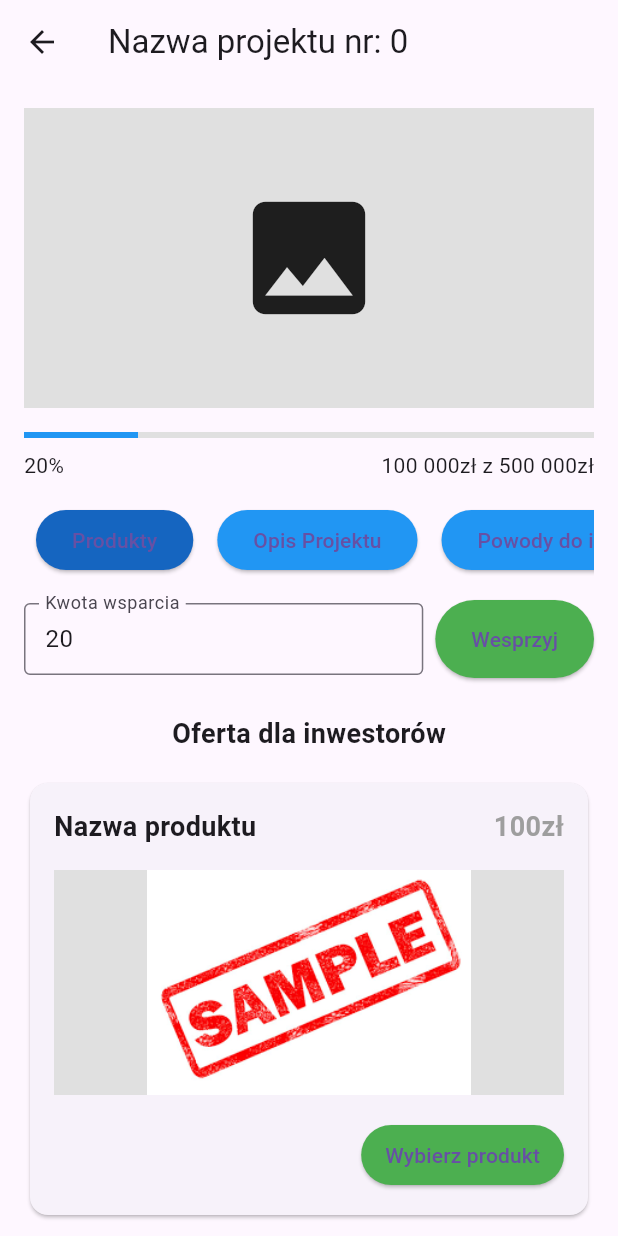
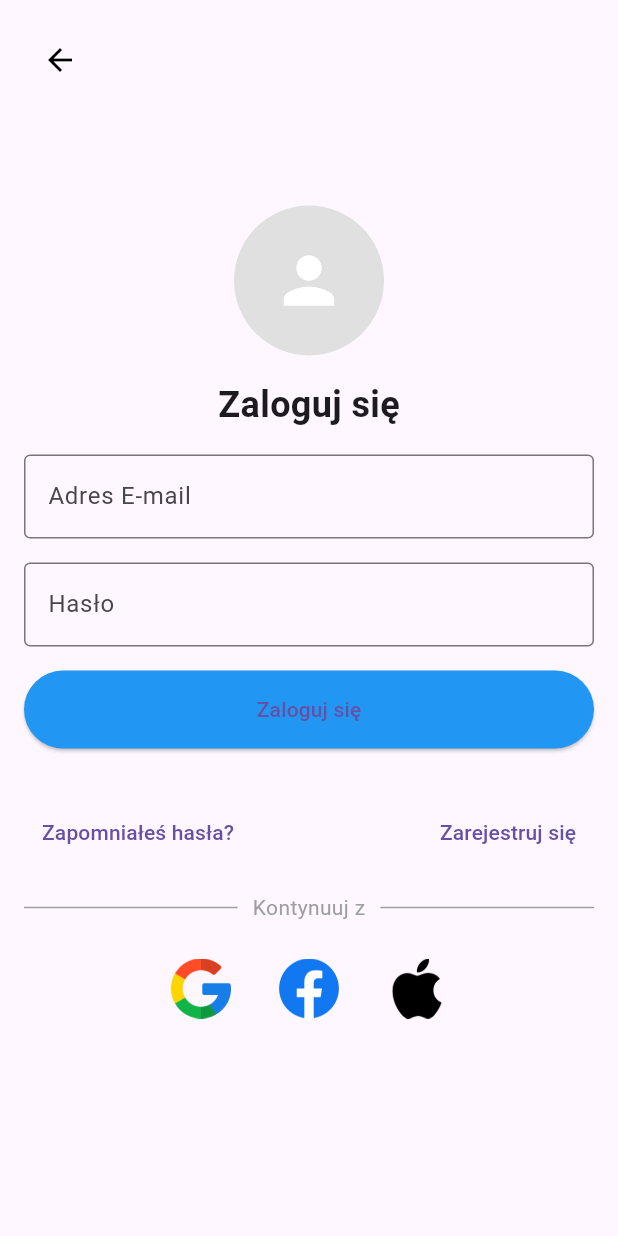
Before and after one commit to LukaszHolowacz/platforma-croud-foundingowa, a Flutter app: the ProjectPage screen opened directly with empty values, after a tap on "Wesprzyj", on a phone screen of 412 x 824 dp. Run offline on Flutter 3.47's test engine with Material 3 defaults, Android fonts, the phone set to English and light mode, and no system bars.

Commit message:
Logowanie i rejestracja

```diff
--- a/mobile_application/lib/components/project_components/product_card_with_image.dart
+++ b/mobile_application/lib/components/project_components/product_card_with_image.dart
@@ -1,4 +1,5 @@
 import 'package:flutter/material.dart';
+import '../../pages/login_page.dart';
 
 class ProductCardWithImage extends StatefulWidget {
   final String title;
@@ -54,7 +55,7 @@ class _ProductCardWithImageState extends State<ProductCardWithImage> {
                     ),
                   ],
                 ),
-                SizedBox(height: 16),
+                const SizedBox(height: 16),
                 showImage
                     ? Container(
                         height: 150,
@@ -71,13 +72,16 @@ class _ProductCardWithImageState extends State<ProductCardWithImage> {
                   alignment: Alignment.bottomRight,
                   child: ElevatedButton(
                     onPressed: () {
-                      // Akcja przycisku
+                      Navigator.push(
+                        context,
+                        MaterialPageRoute(builder: (context) => LoginPage()),
+                      );
                     },
                     child: Text('Wybierz produkt'),
                     style: ElevatedButton.styleFrom(
                       primary: Colors.green,
-                      padding:
-                          EdgeInsets.symmetric(horizontal: 16.0, vertical: 8.0),
+                      padding: const EdgeInsets.symmetric(
+                          horizontal: 16.0, vertical: 8.0),
                     ),
                   ),
                 ),
--- a/mobile_application/lib/components/project_components/product_card_without_image.dart
+++ b/mobile_application/lib/components/project_components/product_card_without_image.dart
@@ -1,4 +1,5 @@
 import 'package:flutter/material.dart';
+import '../../pages/login_page.dart';
 
 class ProductCardWithoutImage extends StatelessWidget {
   final String title;
@@ -46,13 +47,16 @@ class ProductCardWithoutImage extends StatelessWidget {
                 alignment: Alignment.bottomRight,
                 child: ElevatedButton(
                   onPressed: () {
-                    // Akcja przycisku
+                    Navigator.push(
+                      context,
+                      MaterialPageRoute(builder: (context) => LoginPage()),
+                    );
                   },
                   child: Text('Wybierz produkt'),
                   style: ElevatedButton.styleFrom(
                     primary: Colors.green,
-                    padding:
-                        EdgeInsets.symmetric(horizontal: 16.0, vertical: 8.0),
+                    padding: const EdgeInsets.symmetric(
+                        horizontal: 16.0, vertical: 8.0),
                   ),
                 ),
               ),
--- /dev/null
+++ b/mobile_application/lib/pages/login_page.dart
@@ -0,0 +1,183 @@
+import 'package:flutter/material.dart';
+import 'reset_password_page.dart';
+import 'register_page.dart';
+
+class LoginPage extends StatefulWidget {
+  @override
+  _LoginPageState createState() => _LoginPageState();
+}
+
+class _LoginPageState extends State<LoginPage> {
+  String errorMessage = '';
+
+  @override
+  Widget build(BuildContext context) {
+    return Scaffold(
+      body: Stack(
+        children: [
+          Padding(
+            padding: const EdgeInsets.all(16.0),
+            child: Center(
+              child: SingleChildScrollView(
+                child: Column(
+                  crossAxisAlignment: CrossAxisAlignment.center,
+                  children: [
+                    CircleAvatar(
+                      radius: 50,
+                      backgroundColor: Colors.grey[300],
+                      child: const Icon(Icons.person,
+                          size: 50, color: Colors.white),
+                    ),
+                    const SizedBox(height: 16),
+                    const Text(
+                      'Zaloguj się',
+                      style:
+                          TextStyle(fontSize: 24, fontWeight: FontWeight.bold),
+                    ),
+                    const SizedBox(height: 16),
+                    const TextField(
+                      decoration: InputDecoration(
+                        border: OutlineInputBorder(),
+                        labelText: 'Adres E-mail',
+                      ),
+                      keyboardType: TextInputType.emailAddress,
+                    ),
+                    const SizedBox(height: 16),
+                    const TextField(
+                      decoration: InputDecoration(
+                        border: OutlineInputBorder(),
+                        labelText: 'Hasło',
+                      ),
+                      obscureText: true,
+                    ),
+                    const SizedBox(height: 16),
+                    SizedBox(
+                      width: double.infinity,
+                      child: ElevatedButton(
+                        onPressed: () {
+                          setState(() {
+                            errorMessage =
+                                'Nieprawidłowy adres email lub hasło';
+                          });
+                        },
+                        child: Text('Zaloguj się'),
+                        style: ElevatedButton.styleFrom(
+                          primary: Colors.blue,
+                          padding: const EdgeInsets.symmetric(vertical: 16),
+                        ),
+                      ),
+                    ),
+                    const SizedBox(height: 16),
+                    if (errorMessage.isNotEmpty)
+                      Text(
+                        errorMessage,
+                        style: const TextStyle(color: Colors.red),
+                      ),
+                    const SizedBox(height: 16),
+                    Row(
+                      mainAxisAlignment: MainAxisAlignment.spaceBetween,
+                      children: [
+                        TextButton(
+                          onPressed: () {
+                            Navigator.push(
+                              context,
+                              MaterialPageRoute(
+                                  builder: (context) => ResetPasswordPage()),
+                            );
+                          },
+                          child: const Text('Zapomniałeś hasła?'),
+                        ),
+                        TextButton(
+                          onPressed: () {
+                            Navigator.push(
+                              context,
+                              MaterialPageRoute(
+                                  builder: (context) => RegisterPage()),
+                            );
+                          },
+                          child: const Text('Zarejestruj się'),
+                        ),
+                      ],
+                    ),
+                    const SizedBox(height: 16),
+                    const Row(
+                      children: [
+                        Expanded(
+                          child: Divider(
+                            endIndent: 10,
+                            color: Colors.grey,
+                          ),
+                        ),
+                        Text(
+                          'Kontynuuj z',
+                          style: TextStyle(color: Colors.grey),
+                        ),
+                        Expanded(
+                          child: Divider(
+                            indent: 10,
+                            color: Colors.grey,
+                          ),
+                        ),
+                      ],
+                    ),
+                    const SizedBox(height: 16),
+                    Row(
+                      mainAxisAlignment: MainAxisAlignment.center,
+                      children: [
+                        IconButton(
+                          icon: Image.asset(
+                            'lib/assets/images/google.png',
+                            width: 40,
+                            height: 40,
+                          ),
+                          iconSize: 40,
+                          onPressed: () {
+                            // Obsługa logowania przez Google
+                          },
+                        ),
+                        const SizedBox(width: 16),
+                        IconButton(
+                          icon: Image.asset(
+                            'lib/assets/images/facebook.png',
+                            width: 40,
+                            height: 40,
+                          ),
+                          iconSize: 40,
+                          onPressed: () {
+                            // Obsługa logowania przez Facebook
+                          },
+                        ),
+                        const SizedBox(width: 16),
+                        IconButton(
+                          icon: Image.asset(
+                            'lib/assets/images/apple.png',
+                            width: 40,
+                            height: 40,
+                          ),
+                          iconSize: 40,
+                          onPressed: () {
+                            // Obsługa logowania przez Apple
+                          },
+                        ),
+                      ],
+                    ),
+                  ],
+                ),
+              ),
+            ),
+          ),
+          Positioned(
+            top: 16,
+            left: 16,
+            child: IconButton(
+              icon: const Icon(Icons.arrow_back, color: Colors.black),
+              onPressed: () {
+                Navigator.pop(context);
+              },
+            ),
+          ),
+        ],
+      ),
+    );
+  }
+}
--- a/mobile_application/lib/pages/project_page.dart
+++ b/mobile_application/lib/pages/project_page.dart
@@ -1,6 +1,7 @@
 import 'package:flutter/material.dart';
 import '../components/project_components/product_card_with_image.dart';
 import '../components/project_components/product_card_without_image.dart';
+import 'login_page.dart'; // Dodaj import dla login_page
 
 class ProjectPage extends StatefulWidget {
   final int projectNumber;
@@ -89,7 +90,12 @@ class _ProjectPageState extends State<ProjectPage> {
                   ),
                   const SizedBox(width: 8),
                   ElevatedButton(
-                    onPressed: () {},
+                    onPressed: () {
+                      Navigator.push(
+                        context,
+                        MaterialPageRoute(builder: (context) => LoginPage()),
+                      );
+                    },
                     child: Text('Wesprzyj'),
                     style: ElevatedButton.styleFrom(
                       primary: Colors.green,
--- a/mobile_application/pubspec.yaml
+++ b/mobile_application/pubspec.yaml
@@ -63,6 +63,9 @@ flutter:
 
   assets:
     - lib/assets/images/sample.png
+    - lib/assets/images/apple.png
+    - lib/assets/images/facebook.png
+    - lib/assets/images/google.png
 
   # An image asset can refer to one or more resolution-specific "variants", see
   # https://flutter.dev/assets-and-images/#resolution-aware
```
Also changed, not shown: mobile_application/lib/pages/register_page.dart (added, +200 -0 lines), mobile_application/lib/pages/reset_password_page.dart (added, +85 -0 lines), mobile_application/lib/assets/images/apple.png (added), mobile_application/lib/assets/images/facebook.png (added), mobile_application/lib/assets/images/google.png (added).
